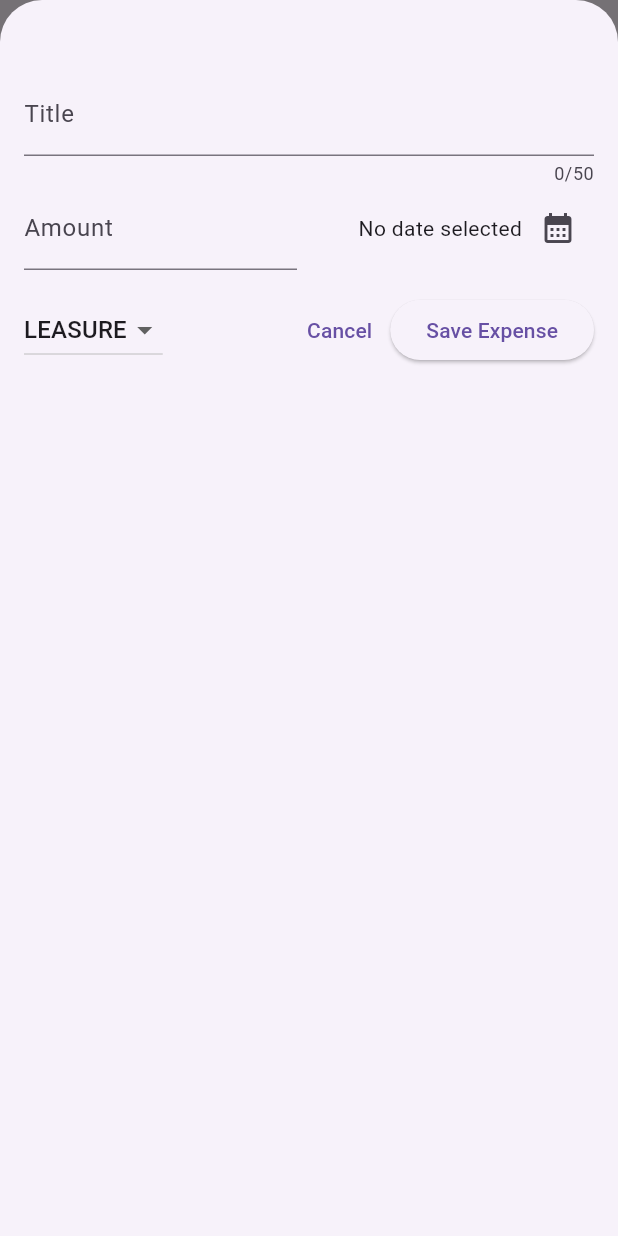
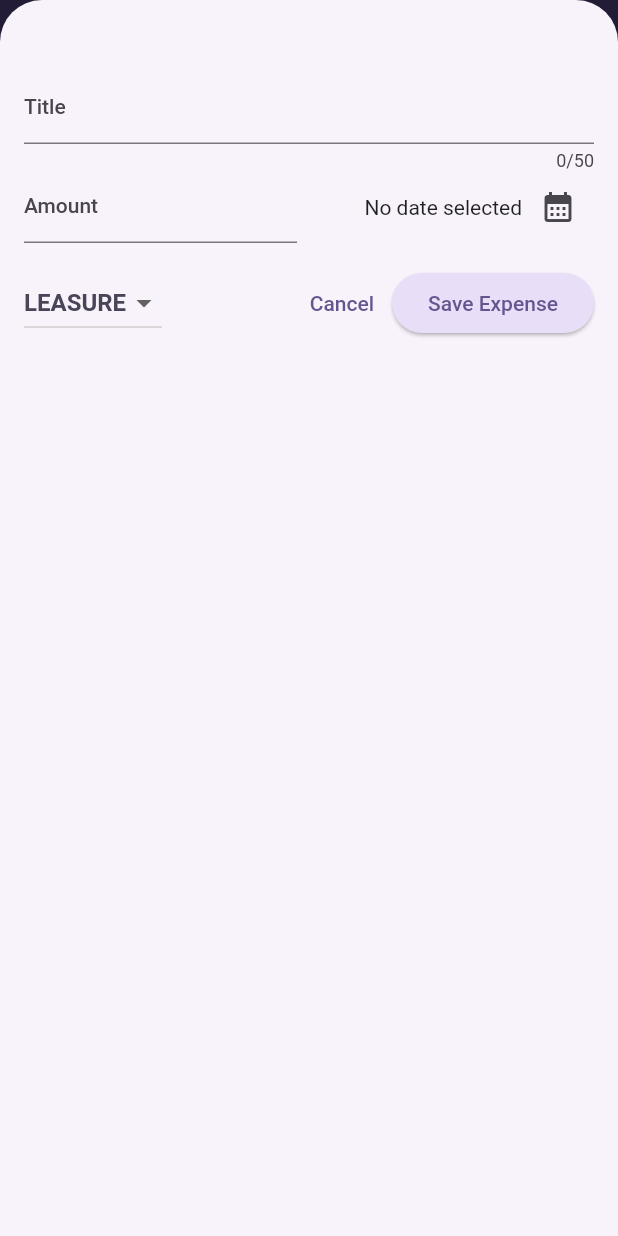
Before and after one commit to RandomGuy-coder/expense_tracker, a Flutter app: the screen it shows after launch, after a tap on the "add" icon, on a phone screen of 412 x 824 dp. Run offline on Flutter 3.47's test engine with Material 2 defaults, Android fonts, the phone set to English and light mode, and no system bars.

Commit message:
Theme added dark and light

```diff
--- a/lib/main.dart
+++ b/lib/main.dart
@@ -1,9 +1,49 @@
 import 'package:expense_tracker/screens/expenses.dart';
 import 'package:flutter/material.dart';
 
+var kColorScheme =
+    ColorScheme.fromSeed(seedColor: const Color.fromARGB(255, 96, 59, 181));
+
+var kDarkColorScheme = ColorScheme.fromSeed(
+  brightness: Brightness.dark,
+  seedColor: const Color.fromARGB(255, 5, 99, 125),
+);
 void main() {
   runApp(MaterialApp(
-    theme: ThemeData(useMaterial3: true),
+    darkTheme: ThemeData.dark().copyWith(
+      useMaterial3: true,
+      colorScheme: kDarkColorScheme,
+      elevatedButtonTheme: ElevatedButtonThemeData(
+        style: ElevatedButton.styleFrom(
+            backgroundColor: kDarkColorScheme.secondaryContainer),
+      ),
+    ),
+    theme: ThemeData().copyWith(
+      useMaterial3: true,
+      colorScheme: kColorScheme,
+      appBarTheme: const AppBarTheme().copyWith(
+        backgroundColor: kColorScheme.onPrimaryContainer,
+        foregroundColor: kColorScheme.primaryContainer,
+      ),
+      cardTheme: const CardTheme().copyWith(
+        color: kColorScheme.secondaryContainer,
+        margin: const EdgeInsets.symmetric(horizontal: 16, vertical: 8),
+      ),
+      elevatedButtonTheme: ElevatedButtonThemeData(
+        style: ElevatedButton.styleFrom(
+            backgroundColor: kColorScheme.secondaryContainer),
+      ),
+      textTheme: ThemeData().textTheme.copyWith(
+            titleLarge: TextStyle(
+              fontWeight: FontWeight.normal,
+              color: kColorScheme.onSecondaryContainer,
+            ),
+            titleMedium: TextStyle(
+              fontWeight: FontWeight.bold,
+              color: kColorScheme.onSecondaryContainer,
+            ),
+          ),
+    ),
     home: const Expenses(),
   ));
 }
--- a/lib/screens/expenses.dart
+++ b/lib/screens/expenses.dart
@@ -67,6 +67,9 @@ class _ExpensesState extends State<Expenses> {
       _registeredExpenses.remove(expense);
     });
 
+    //Can be used to clear snackbars if have mutiple items deleted
+    /**  ScaffoldMessenger.of(context).clearSnackBars(); */
+
     // Show snackbar to notify expense deleted and allow UNDO
     ScaffoldMessenger.of(context).showSnackBar(
       SnackBar(
--- a/lib/screens/expenses_list.dart
+++ b/lib/screens/expenses_list.dart
@@ -15,15 +15,19 @@ class ExpensesList extends StatelessWidget {
         itemCount: expenses.length,
         itemBuilder: (ctx, index) => Dismissible(
               key: ValueKey(expenses[index]),
+              background: Container(
+                color: Theme.of(context).colorScheme.error,
+                margin: const EdgeInsets.symmetric(horizontal: 16),
+              ),
               onDismissed: (direction) {
                 onRemoveExpense(expenses[index]);
               },
-              child: expenseItem(expenses[index]),
+              child: expenseItem(expenses[index], context),
             ));
   }
 }
 
-Widget expenseItem(Expense expense) {
+Widget expenseItem(Expense expense, BuildContext context) {
   return Card(
     child: Padding(
       padding: const EdgeInsets.symmetric(
@@ -31,8 +35,12 @@ Widget expenseItem(Expense expense) {
         vertical: 16,
       ),
       child: Column(
+        crossAxisAlignment: CrossAxisAlignment.start,
         children: [
-          Text(expense.title),
+          Text(
+            expense.title,
+            style: Theme.of(context).textTheme.titleMedium,
+          ),
           const SizedBox(height: 4),
           Row(
             children: [
```
